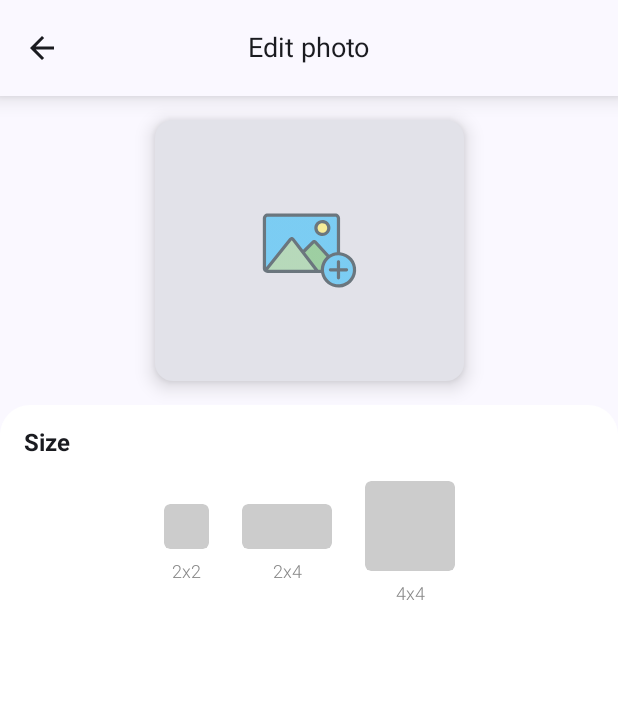
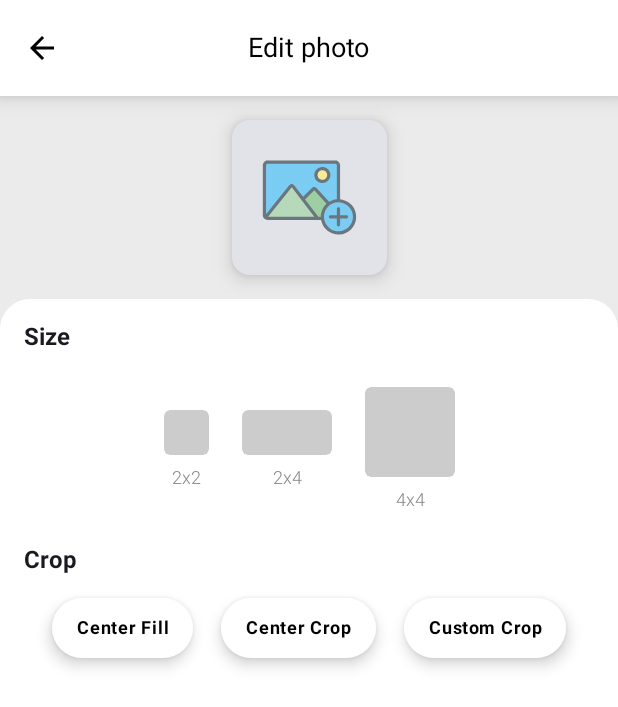
Before and after one commit to QuocNguyen99/widget_app, an Android app built with Jetpack Compose: the edit_photo screen opened through its navigation route, on a phone screen of 412 x 824 dp. Shown: the top 707 px of the screen. Run offline under Robolectric (Android 15) with nearby library versions, the phone set to English and light mode, and no system bars; our stand-ins replace Dagger/Hilt's generated code; libraries missing offline, so code that uses them is left out: androidx.glance, androidx.glance.layout, com.smarttoolfactory.cropper, es.dmoral.toasty; pictures from the network do not load.

Commit message:
add crop photo event

```diff
--- a/app/build.gradle.kts
+++ b/app/build.gradle.kts
@@ -109,5 +109,6 @@ dependencies {
     implementation(libs.androidx.work.runtime.ktx.v280)
 
     implementation("com.github.bumptech.glide:glide:4.16.0")
-
+    implementation ("com.github.GrenderG:Toasty:1.5.2")
+    implementation("com.github.SmartToolFactory:Compose-Cropper:0.4.0")
 }
--- a/app/src/main/java/com/hqnguyen/widgetapp/presentation/custom/AppBar.kt
+++ b/app/src/main/java/com/hqnguyen/widgetapp/presentation/custom/AppBar.kt
@@ -4,7 +4,7 @@ import androidx.compose.foundation.clickable
 import androidx.compose.foundation.interaction.MutableInteractionSource
 import androidx.compose.foundation.layout.padding
 import androidx.compose.material.icons.Icons
-import androidx.compose.material.icons.outlined.ArrowBack
+import androidx.compose.material.icons.automirrored.outlined.ArrowBack
 import androidx.compose.material.ripple.rememberRipple
 import androidx.compose.material3.CenterAlignedTopAppBar
 import androidx.compose.material3.ExperimentalMaterial3Api
@@ -12,6 +12,7 @@ import androidx.compose.material3.Icon
 import androidx.compose.material3.IconButton
 import androidx.compose.material3.Surface
 import androidx.compose.material3.Text
+import androidx.compose.material3.TopAppBarColors
 import androidx.compose.runtime.Composable
 import androidx.compose.runtime.remember
 import androidx.compose.ui.Modifier
@@ -35,6 +36,13 @@ fun AppBar(
     val navItem = NavItem.findEnumByRouter(currentPage)
     Surface(shadowElevation = 9.dp) {
         CenterAlignedTopAppBar(
+            colors = TopAppBarColors(
+                containerColor = Color.White,
+                scrolledContainerColor = Color.White,
+                navigationIconContentColor = Color.Black,
+                titleContentColor = Color.Black,
+                actionIconContentColor = Color.Black
+            ),
             title = {
                 Text(
                     navItem?.title ?: "",
@@ -46,7 +54,7 @@ fun AppBar(
             navigationIcon = {
                 IconButton(onClick = { navController.popBackStack() }) {
                     Icon(
-                        imageVector = Icons.Outlined.ArrowBack,
+                        imageVector = Icons.AutoMirrored.Outlined.ArrowBack,
                         contentDescription = "Back"
                     )
                 }
--- /dev/null
+++ b/app/src/main/java/com/hqnguyen/widgetapp/presentation/page/photo/CropEdit.kt
@@ -0,0 +1,79 @@
+package com.hqnguyen.widgetapp.presentation.page.photo
+
+import androidx.compose.foundation.clickable
+import androidx.compose.foundation.interaction.MutableInteractionSource
+import androidx.compose.foundation.layout.Arrangement
+import androidx.compose.foundation.layout.Spacer
+import androidx.compose.foundation.layout.fillMaxWidth
+import androidx.compose.foundation.layout.height
+import androidx.compose.foundation.layout.padding
+import androidx.compose.foundation.layout.size
+import androidx.compose.foundation.lazy.LazyRow
+import androidx.compose.foundation.shape.RoundedCornerShape
+import androidx.compose.material.ripple.rememberRipple
+import androidx.compose.material3.CardColors
+import androidx.compose.material3.CardDefaults
+import androidx.compose.material3.ElevatedCard
+import androidx.compose.material3.Text
+import androidx.compose.runtime.Composable
+import androidx.compose.runtime.remember
+import androidx.compose.ui.Modifier
+import androidx.compose.ui.draw.clip
+import androidx.compose.ui.draw.clipToBounds
+import androidx.compose.ui.graphics.Color
+import androidx.compose.ui.text.TextStyle
+import androidx.compose.ui.text.font.FontStyle
+import androidx.compose.ui.text.font.FontWeight
+import androidx.compose.ui.text.style.TextAlign
+import androidx.compose.ui.unit.TextUnit
+import androidx.compose.ui.unit.dp
+import androidx.compose.ui.unit.sp
+import androidx.glance.layout.Row
+import com.smarttoolfactory.cropper.ImageCropper
+
+@Composable
+fun CropEdit(updateCropType: (cropType: Int) -> Unit) {
+    val listCrop = listOf("Center Fill", "Center Crop", "Custom Crop")
+    Text(
+        text = "Crop",
+        style = TextStyle(fontWeight = FontWeight.Bold, fontSize = 16.sp),
+        modifier = Modifier
+            .padding(vertical = 8.dp, horizontal = 16.dp)
+    )
+    Spacer(modifier = Modifier.height(8.dp))
+
+    LazyRow(
+        modifier = Modifier
+            .fillMaxWidth()
+            .padding(vertical = 0.dp, horizontal = 16.dp),
+        userScrollEnabled = false,
+        horizontalArrangement = Arrangement.SpaceEvenly
+    ) {
+        items(count = listCrop.size) {
+            ElevatedCard(
+                colors = CardColors(
+                    containerColor = Color.White,
+                    contentColor = Color.Black,
+                    disabledContainerColor = Color.White,
+                    disabledContentColor = Color.White
+                ),
+                elevation = CardDefaults.cardElevation(
+                    defaultElevation = 6.dp,
+                    pressedElevation = 6.dp
+                ),
+                shape = RoundedCornerShape(36.dp),
+                modifier = Modifier.clickable {
+                    updateCropType(it)
+                }
+            ) {
+                Text(
+                    text = listCrop[it],
+                    modifier = Modifier.padding(vertical = 8.dp, horizontal = 16.dp),
+                    fontWeight = FontWeight.Bold,
+                    fontSize = 12.sp,
+                    textAlign = TextAlign.Center,
+                )
+            }
+        }
+    }
+}
--- a/app/src/main/java/com/hqnguyen/widgetapp/presentation/page/photo/EditPhotoEvent.kt
+++ b/app/src/main/java/com/hqnguyen/widgetapp/presentation/page/photo/EditPhotoEvent.kt
@@ -1,8 +1,10 @@
 package com.hqnguyen.widgetapp.presentation.page.photo
 
+import android.net.Uri
 import com.hqnguyen.widgetapp.presentation.page.widget.add.WidgetEvent
 
 sealed class EditPhotoEvent {
     data class UpdateSize(val size: Int) : EditPhotoEvent()
-    data class UpdatePhoto(val path: String) : EditPhotoEvent()
+    data class UpdatePhoto(val path: Uri) : EditPhotoEvent()
+    data class UpdateCropType(val type: Int) : EditPhotoEvent()
 }
--- a/app/src/main/java/com/hqnguyen/widgetapp/presentation/page/photo/EditPhotoLayout.kt
+++ b/app/src/main/java/com/hqnguyen/widgetapp/presentation/page/photo/EditPhotoLayout.kt
@@ -1,5 +1,6 @@
 package com.hqnguyen.widgetapp.presentation.page.photo
 
+import android.net.Uri
 import android.util.Log
 import android.widget.Toast
 import androidx.compose.foundation.ExperimentalFoundationApi
@@ -9,6 +10,7 @@ import androidx.compose.foundation.layout.Box
 import androidx.compose.foundation.layout.Column
 import androidx.compose.foundation.layout.Spacer
 import androidx.compose.foundation.layout.fillMaxSize
+import androidx.compose.foundation.layout.fillMaxWidth
 import androidx.compose.foundation.layout.height
 import androidx.compose.foundation.layout.padding
 import androidx.compose.foundation.layout.width
@@ -25,7 +27,9 @@ import androidx.compose.material3.Text
 import androidx.compose.runtime.Composable
 import androidx.compose.ui.Alignment
 import androidx.compose.ui.Modifier
+import androidx.compose.ui.draw.clip
 import androidx.compose.ui.graphics.Color
+import androidx.compose.ui.layout.ContentScale
 import androidx.compose.ui.platform.LocalContext
 import androidx.compose.ui.res.painterResource
 import androidx.compose.ui.unit.Dp
@@ -33,14 +37,18 @@ import androidx.compose.ui.unit.dp
 import com.hqnguyen.widgetapp.R
 import com.hqnguyen.widgetapp.presentation.page.widget.add.item.SizeEdit
 import com.hqnguyen.widgetapp.presentation.page.widget.add.item.listCards
+import es.dmoral.toasty.Toasty
+import okhttp3.internal.wait
 
 @OptIn(ExperimentalFoundationApi::class)
 @Composable
-fun EditPhotoLayout(path: String, screenWidth: Dp, modifier: Modifier = Modifier) {
-
-    val pagerState = rememberPagerState(pageCount = {
-        listCards.size
-    })
+fun EditPhotoLayout(
+    modifier: Modifier = Modifier,
+    path: Uri? = null,
+    screenWidth: Dp,
+    updateSize: (size: Int) -> Unit,
+    updateCropType: (cropType: Int) -> Unit,
+) {
 
     val context = LocalContext.current
 
@@ -53,15 +61,27 @@ fun EditPhotoLayout(path: String, screenWidth: Dp, modifier: Modifier = Modifier
         Column(
             modifier = Modifier
                 .fillMaxSize()
-                .padding(16.dp)
                 .weight(1f)
                 .verticalScroll(rememberScrollState())
         ) {
-            SizeEdit() {
-                if (path.isEmpty()) {
-                    Toast.makeText(context, "Please select a photo", Toast.LENGTH_LONG).show()
+            SizeEdit {
+                if (path == null) {
+                    Toasty.info(context, "Please chose your photo.", Toast.LENGTH_SHORT, true)
+                        .show()
                     return@SizeEdit
                 }
+
+                updateSize(it)
+            }
+            Spacer(modifier = Modifier.height(16.dp))
+
+            CropEdit {
+                if (path == null) {
+                    Toasty.info(context, "Please chose your photo.", Toast.LENGTH_SHORT, true)
+                        .show()
+                    return@CropEdit
+                }
+                updateCropType(it)
             }
             Spacer(modifier = Modifier.height(16.dp))
         }
--- a/app/src/main/java/com/hqnguyen/widgetapp/presentation/page/photo/EditPhotoScreen.kt
+++ b/app/src/main/java/com/hqnguyen/widgetapp/presentation/page/photo/EditPhotoScreen.kt
@@ -1,5 +1,7 @@
 package com.hqnguyen.widgetapp.presentation.page.photo
 
+import android.content.Context
+import android.net.Uri
 import android.util.Log
 import androidx.activity.compose.rememberLauncherForActivityResult
 import androidx.activity.result.contract.ActivityResultContracts
@@ -7,44 +9,111 @@ import androidx.compose.foundation.layout.Column
 import androidx.compose.foundation.layout.fillMaxSize
 import androidx.compose.foundation.layout.padding
 import androidx.compose.material3.Scaffold
-import androidx.compose.material3.Text
 import androidx.compose.runtime.Composable
+import androidx.compose.runtime.collectAsState
+import androidx.compose.runtime.getValue
 import androidx.compose.ui.Alignment
 import androidx.compose.ui.Modifier
+import androidx.compose.ui.graphics.Color
+import androidx.compose.ui.graphics.ImageBitmap
+import androidx.compose.ui.graphics.asImageBitmap
 import androidx.compose.ui.platform.LocalConfiguration
+import androidx.compose.ui.platform.LocalContext
 import androidx.compose.ui.unit.dp
+import androidx.core.graphics.toColorInt
+import androidx.hilt.navigation.compose.hiltViewModel
 import androidx.navigation.NavHostController
+import com.bumptech.glide.Glide
 import com.hqnguyen.widgetapp.presentation.custom.AppBar
+import com.hqnguyen.widgetapp.presentation.page.photo.cropphoto.CropPhotoScreen
 import com.hqnguyen.widgetapp.utils.openPhotoPicker
+import kotlinx.coroutines.Dispatchers
+import kotlinx.coroutines.flow.Flow
+import kotlinx.coroutines.flow.flow
+import kotlinx.coroutines.flow.flowOn
+import java.io.File
 
 @Composable
-fun EditPhotoScreen(currentPage: String? = "", navController: NavHostController? = null) {
+fun EditPhotoScreen(
+    currentPage: String? = "",
+    navController: NavHostController? = null,
+    viewModel: EditPhotoViewModel = hiltViewModel()
+) {
 
+    val state by viewModel.state.collectAsState()
     val configuration = LocalConfiguration.current
     val pickMedia =
         rememberLauncherForActivityResult(ActivityResultContracts.PickVisualMedia()) { uri ->
-            if (uri != null) {
-                Log.d("PhotoPicker", "Selected URI: $uri")
-            } else {
-                Log.e("PhotoPicker", "No media selected")
+            Log.d("EditPhotoScreen", "Selected URI: $uri")
+            uri?.let {
+                viewModel.handleEvents(EditPhotoEvent.UpdatePhoto(it))
+                return@rememberLauncherForActivityResult
             }
+            Log.e("EditPhotoScreen", "No media selected")
         }
 
     val screenWidth = configuration.screenWidthDp.dp
-    var path: String = ""
 
-    Scaffold(topBar = {
+    Scaffold(
+        topBar = {
             AppBar(navController = navController, currentPage = currentPage ?: "edit_photo")
-    }) {
+        },
+        containerColor = Color("#ebebeb".toColorInt()),
+        contentColor = Color("#ebebeb".toColorInt())
+    ) {
+        if (state.cropType == 2) {
+            CropPhotoScreen(
+                imgBitmap = state.path?.let { path ->
+                    convertToImageBitmap(
+                        LocalContext.current,
+                        path
+                    ).collectAsState(
+                        initial = null
+                    ).value
+                }
+            )
+        } else
             Column(
                 horizontalAlignment = Alignment.CenterHorizontally,
                 modifier = Modifier
                     .fillMaxSize()
                     .padding(it),
             ) {
-            CardPhoto(screenWidth, openMedia = { openPhotoPicker(pickMedia) })
+                CardPhoto(
+                    screenWidth,
+                    path = state.path,
+                    indexSizeList = state.size,
+                    cropType = state.cropType,
+                    openMedia = { openPhotoPicker(pickMedia) })
 
-            EditPhotoLayout(path,screenWidth)
+                EditPhotoLayout(
+                    path = state.path,
+                    screenWidth = screenWidth,
+                    updateSize = { size -> viewModel.handleEvents(EditPhotoEvent.UpdateSize(size)) },
+                    updateCropType = { cropType ->
+                        viewModel.handleEvents(
+                            EditPhotoEvent.UpdateCropType(
+                                cropType
+                            )
+                        )
+                    }
+                )
             }
     }
 }
+
+fun convertToImageBitmap(context: Context, path: Uri): Flow<ImageBitmap?> {
+    return flow {
+        val bitmap = Glide.with(context)
+            .asBitmap()
+            .load(path)
+            .submit()
+            .get()
+
+        if (bitmap != null)
+            emit(bitmap.asImageBitmap())
+        else
+            emit(null)
+    }
+        .flowOn(Dispatchers.IO)
+}
--- a/app/src/main/java/com/hqnguyen/widgetapp/presentation/page/photo/EditPhotoState.kt
+++ b/app/src/main/java/com/hqnguyen/widgetapp/presentation/page/photo/EditPhotoState.kt
@@ -1,10 +1,13 @@
 package com.hqnguyen.widgetapp.presentation.page.photo
 
+import android.net.Uri
+
 data class EditPhotoState(
-    val path: String = "",
-    val size: Int = 0,
+    val path: Uri? = null,
+    val size: Int = 2,
     val positionX: Int = -1,
     val positionY: Int = -1,
     val width: Int = 0,
     val height: Int = 0,
+    val cropType: Int = 0
 )
--- a/app/src/main/java/com/hqnguyen/widgetapp/presentation/page/widget/add/item/ItemEditSize.kt
+++ b/app/src/main/java/com/hqnguyen/widgetapp/presentation/page/widget/add/item/ItemEditSize.kt
@@ -39,9 +39,7 @@ fun ItemEditSize(
             modifier = Modifier
                 .width(defaultSize * width)
                 .height(defaultSize * height)
-                .clip(
-                    RoundedCornerShape(4.dp)
-                )
+                .clip(RoundedCornerShape(4.dp))
                 .clickable(
                     interactionSource = remember { MutableInteractionSource() },
                     indication = rememberRipple(bounded = true)
--- a/app/src/main/java/com/hqnguyen/widgetapp/presentation/page/widget/add/item/SizeEdit.kt
+++ b/app/src/main/java/com/hqnguyen/widgetapp/presentation/page/widget/add/item/SizeEdit.kt
@@ -1,25 +1,28 @@
 package com.hqnguyen.widgetapp.presentation.page.widget.add.item
 
+import androidx.compose.foundation.background
 import androidx.compose.foundation.layout.Arrangement
 import androidx.compose.foundation.layout.Row
 import androidx.compose.foundation.layout.Spacer
 import androidx.compose.foundation.layout.fillMaxWidth
 import androidx.compose.foundation.layout.height
+import androidx.compose.foundation.layout.padding
 import androidx.compose.foundation.layout.width
 import androidx.compose.material3.Text
 import androidx.compose.runtime.Composable
 import androidx.compose.ui.Alignment
 import androidx.compose.ui.Modifier
+import androidx.compose.ui.graphics.Color
 import androidx.compose.ui.text.TextStyle
 import androidx.compose.ui.text.font.FontWeight
 import androidx.compose.ui.unit.dp
 import androidx.compose.ui.unit.sp
 
-data class CardDefault(val height: Int, val width: Int)
+data class CardDefault(val width: Int, val height: Int)
 
 val listCards = listOf(
     CardDefault(2, 2),
-    CardDefault(2, 4),
+    CardDefault(4, 2),
     CardDefault(4, 4),
 )
 
@@ -27,11 +30,17 @@ val listCards = listOf(
 fun SizeEdit(onClickCardSize: (index: Int) -> Unit) {
     Text(
         text = "Size",
-        style = TextStyle(fontWeight = FontWeight.Bold, fontSize = 16.sp)
+        style = TextStyle(fontWeight = FontWeight.Bold, fontSize = 16.sp),
+        modifier = Modifier.padding(vertical = 16.dp, horizontal = 16.dp),
+
+        )
+    Spacer(
+        modifier = Modifier
+            .height(8.dp)
+            .padding(vertical = 0.dp, horizontal = 16.dp)
     )
-    Spacer(modifier = Modifier.height(16.dp))
     Row(
-        modifier = Modifier.fillMaxWidth(),
+        modifier = Modifier.fillMaxWidth().padding(vertical = 0.dp, horizontal = 16.dp),
         verticalAlignment = Alignment.CenterVertically,
         horizontalArrangement = Arrangement.Center
     ) {
--- a/settings.gradle.kts
+++ b/settings.gradle.kts
@@ -1,3 +1,5 @@
+import java.net.URI
+
 pluginManagement {
     repositories {
         google()
@@ -10,6 +12,8 @@ dependencyResolutionManagement {
     repositories {
         google()
         mavenCentral()
+        maven { url = URI.create("https://jitpack.io") }
+
     }
 }
 
```
Also changed, not shown: app/src/main/java/com/hqnguyen/widgetapp/presentation/page/photo/CardPhoto.kt (+14 -6 lines), app/src/main/java/com/hqnguyen/widgetapp/presentation/page/photo/EditPhotoViewModel.kt (+59 -1 lines), app/src/main/java/com/hqnguyen/widgetapp/presentation/page/photo/cropphoto/CropPhotoScreen.kt (added, +70 -0 lines), app/src/main/java/com/hqnguyen/widgetapp/presentation/page/widget/add/WidgetScreen.kt (+6 -40 lines), app/src/main/java/com/hqnguyen/widgetapp/utils/FilePathUtil.kt (+45 -1 lines), app/src/main/java/com/hqnguyen/widgetapp/utils/MediaUtil.kt (line endings or trailing spaces). Lines whose indentation alone changed are shown as unchanged.
